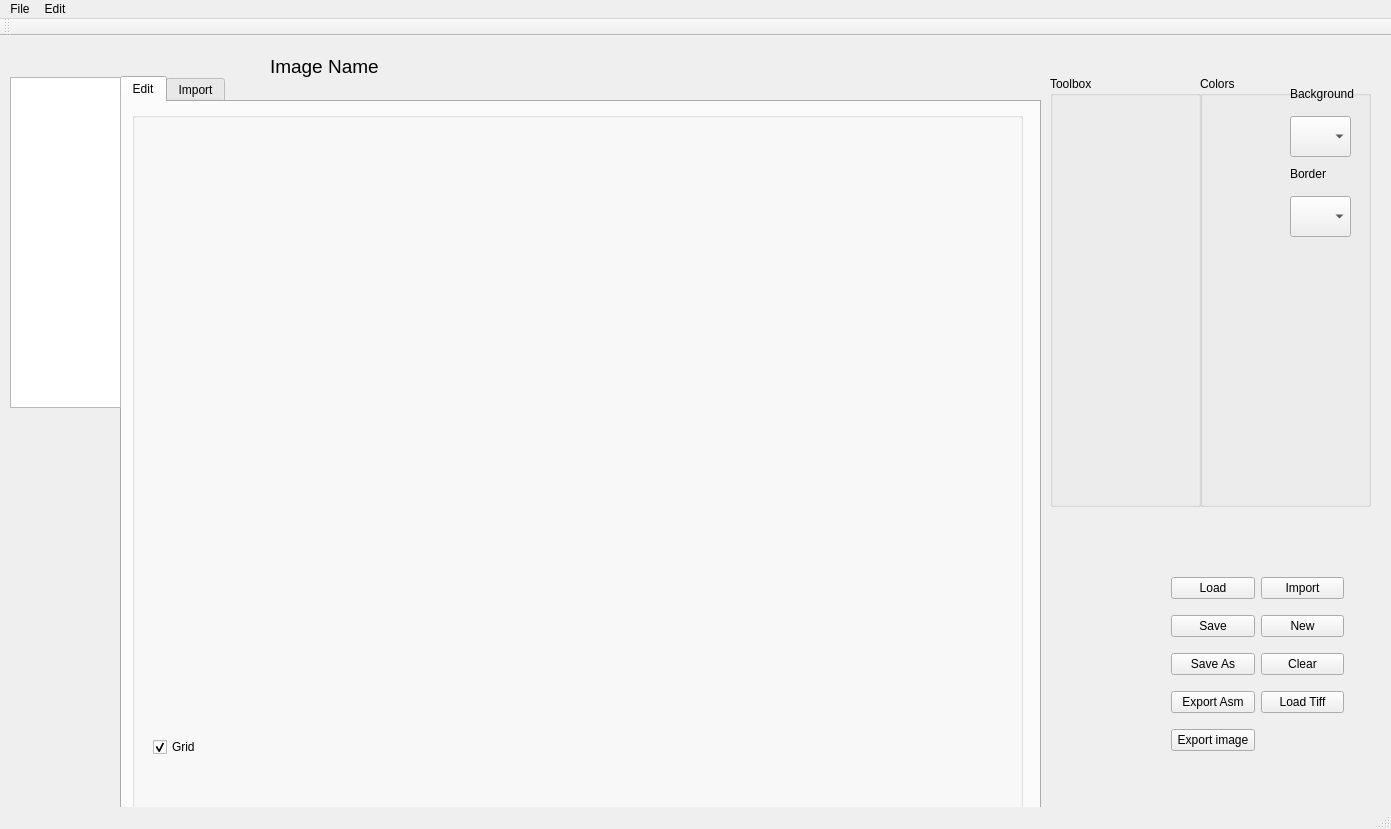
Before: the Qt Designer form mainwindow.ui in Happy-Ferret/Fluff64, drawn with Qt 5.
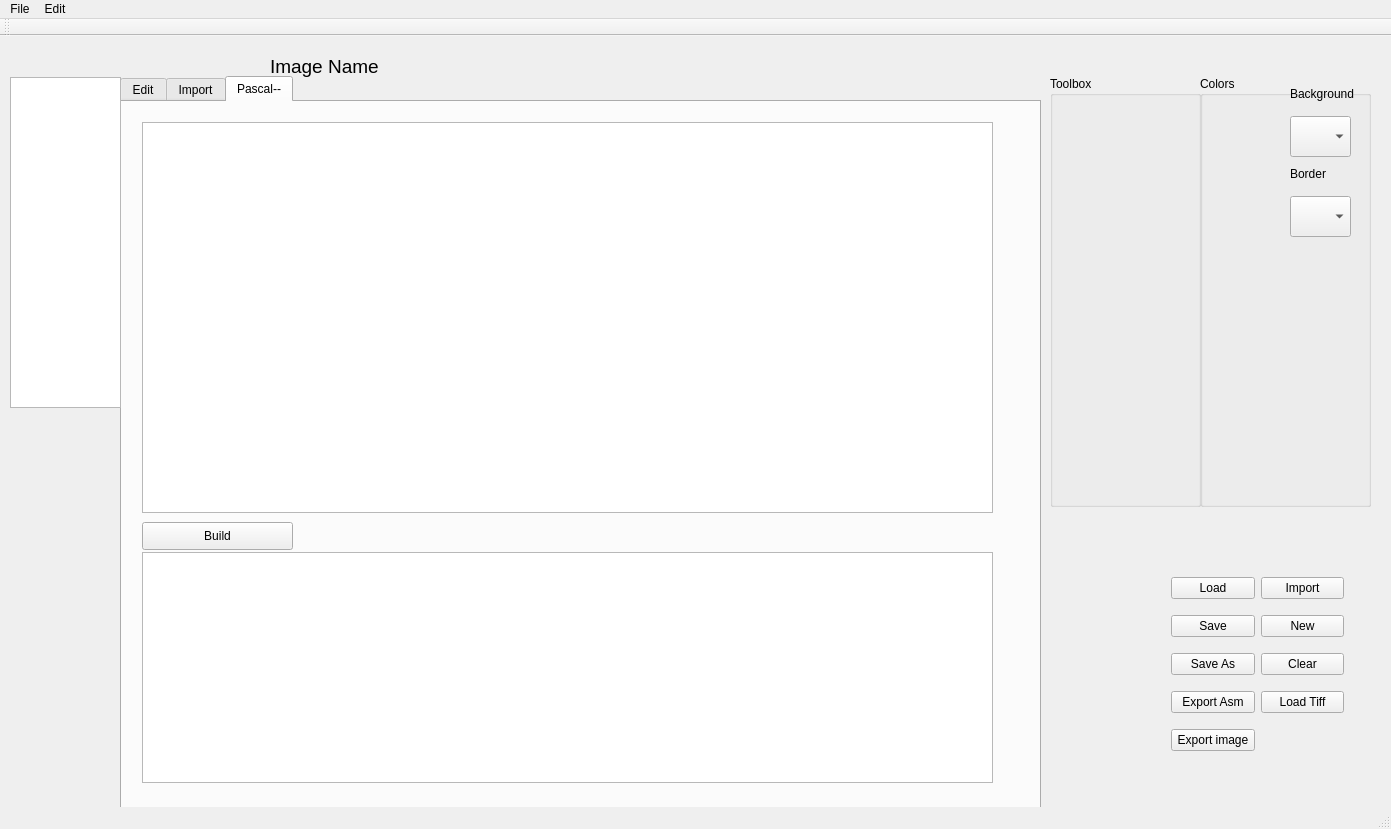
After: the same form once the commit is applied.

What changed in the file:
```diff
--- a/mainwindow.ui
+++ b/mainwindow.ui
@@ -27,7 +27,7 @@
      </rect>
     </property>
     <property name="currentIndex">
-     <number>0</number>
+     <number>2</number>
     </property>
     <widget class="QWidget" name="tab">
      <attribute name="title">
@@ -115,6 +115,47 @@
       <string>Import</string>
      </attribute>
     </widget>
+    <widget class="QWidget" name="tab_3">
+     <attribute name="title">
+      <string>Pascal--</string>
+     </attribute>
+     <widget class="QTextEdit" name="txtEditor">
+      <property name="geometry">
+       <rect>
+        <x>20</x>
+        <y>20</y>
+        <width>851</width>
+        <height>391</height>
+       </rect>
+      </property>
+     </widget>
+     <widget class="QTextEdit" name="txtOutput">
+      <property name="geometry">
+       <rect>
+        <x>20</x>
+        <y>450</y>
+        <width>851</width>
+        <height>231</height>
+       </rect>
+      </property>
+      <property name="readOnly">
+       <bool>true</bool>
+      </property>
+     </widget>
+     <widget class="QPushButton" name="btnBuild">
+      <property name="geometry">
+       <rect>
+        <x>20</x>
+        <y>420</y>
+        <width>151</width>
+        <height>28</height>
+       </rect>
+      </property>
+      <property name="text">
+       <string>Build</string>
+      </property>
+     </widget>
+    </widget>
    </widget>
    <widget class="QGroupBox" name="groupBox_5">
     <property name="geometry">
```
